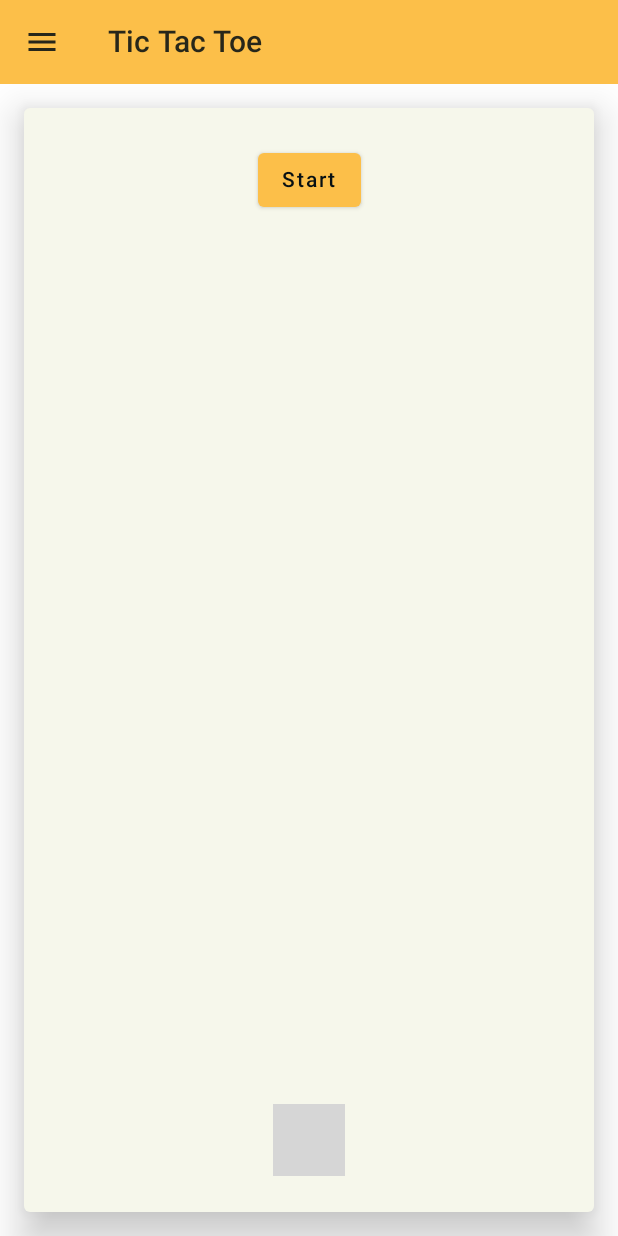
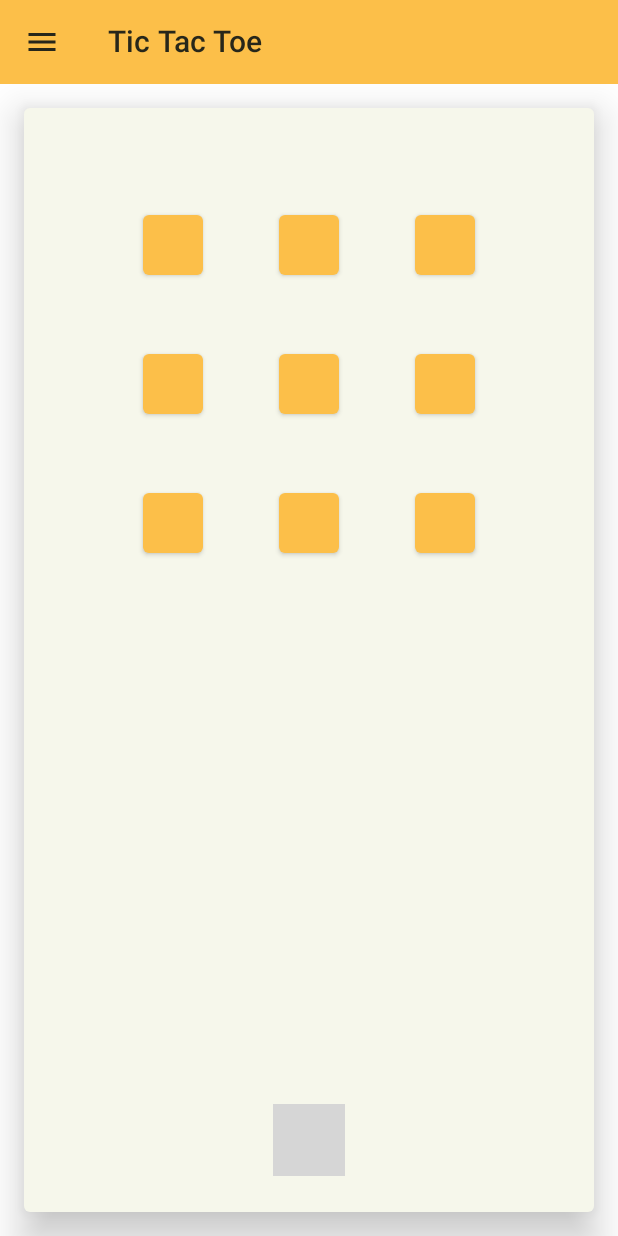
Before and after one commit to JHiltunen/SensorLympics, an Android app built with Jetpack Compose: the tictactoe screen opened through its navigation route, on a phone screen of 412 x 824 dp. Run offline under Robolectric (Android 15) with nearby library versions, the phone set to English and light mode, and no system bars; our stand-ins replace accompanist, livedata-compose; libraries missing offline, so code that uses them is left out: io.socket.client; 4 statements that could not run were skipped; grey boxes are pictures that could not be loaded.

Commit message:
TicTacToe end on both devices

```diff
--- a/app/src/main/java/com/jhiltunen/sensorlympics/ui/views/TicTacToeView.kt
+++ b/app/src/main/java/com/jhiltunen/sensorlympics/ui/views/TicTacToeView.kt
@@ -29,11 +29,52 @@ fun TicTacToeView(ticTacToeViewModel: TicTacToeViewModel) {
         Surface(color = MaterialTheme.colors.background) {
             CardStyle {
                 SpaceBetweenColumn {
-                    if (win.value?.isNotEmpty() == true) {
+                    /*if (gameIsOn.value == false) {
+                        Button(onClick = { /*TODO*/ }) {
+                            Text("UUDESTAAM!")
+                        }
+                    }*/
+                    Row(horizontalArrangement = Arrangement.SpaceBetween) {
+                        for (row in 0..2) {
+                            Column(
+                                modifier = Modifier
+                                    .padding(10.dp)
+                                    .height(300.dp),
+                                verticalArrangement = Arrangement.SpaceEvenly
+                            ) {
+                                for (column in 0..2) {
+                                    Button(
+                                        modifier = Modifier
+                                            .padding(15.dp)
+                                            .size(40.dp), onClick = {
+                                            if (gameIsOn.value == true) {
+                                                ticTacToeViewModel.addValue(column, row)
+                                                // Game ends on draw or win
+                                                if (checkWin(xyCoordinates!!)) {
+                                                    Log.d("TICTAC", "WIN!!")
+                                                    ticTacToeViewModel.stopGame(turn.value)
+                                                    //ticTacToeViewModel.sendInfoToSocket(turn.value, turn.value)
+                                                /*ticTacToeViewModel.stopGame(turn.value)
+                                                    ticTacToeViewModel.sendInfoToSocket(
+                                                        turn.value,
+                                                        turn.value
+                                                    )*/
+                                                }
+                                            }
+                                        }, enabled = gameIsOn.value == true && win.value!!.isEmpty()
+                                    ) {
+                                        Text(text = xyCoordinates?.get(column)?.get(row)!!)
+                                    }
+                                }
+                            }
+
+                        }
+                    }
+                    /*if (win.value?.isNotEmpty() == true) {
                         ticTacToeViewModel.stopGame(win.value.toString())
                         Text("GAME END")
-                    }
-                    if (gameIsOn.value == true) {
+                    }*/
+                    /*if (gameIsOn.value == true) {
 
                         Button(onClick = {
                             ticTacToeViewModel.stopGame("")
@@ -63,7 +104,7 @@ fun TicTacToeView(ticTacToeViewModel: TicTacToeViewModel) {
                                                     // Game ends on draw or win
                                                     if (checkWin(xyCoordinates!!)) {
                                                         Log.d("TICTAC", "WIN!!")
-                                                        //ticTacToeViewModel.stopGame(turn.value)
+                                                        ticTacToeViewModel.stopGame(turn.value)
                                                         ticTacToeViewModel.sendInfoToSocket(
                                                             turn.value,
                                                             turn.value
@@ -85,7 +126,7 @@ fun TicTacToeView(ticTacToeViewModel: TicTacToeViewModel) {
                                 text = stringResource(id = R.string.pressure_press)
                             )
                         }
-                    }
+                    }*/
 
                     TicTacToeRules()
                 }
--- a/app/src/main/java/com/jhiltunen/sensorlympics/viewmodels/TicTacToeViewModel.kt
+++ b/app/src/main/java/com/jhiltunen/sensorlympics/viewmodels/TicTacToeViewModel.kt
@@ -15,7 +15,7 @@ class TicTacToeViewModel {
     private var _xyCoordinates: MutableLiveData<Array<Array<String>>> = MutableLiveData(arrayOf(arrayOf(" ", " ", " "), arrayOf(" ", " ", " "), arrayOf(" ", " ", " ")))
     var xyCoordinates: LiveData<Array<Array<String>>> = _xyCoordinates
     //private var xyCoordinates = arrayOf(arrayOf(" ", " ", " "), arrayOf(" ", " ", " "), arrayOf(" ", " ", " "))
-    private var _gameIsOn: MutableLiveData<Boolean> = MutableLiveData(false)
+    private var _gameIsOn: MutableLiveData<Boolean> = MutableLiveData(true)
     var gameIsOn: LiveData<Boolean> = _gameIsOn
     private var _win: MutableLiveData<String> = MutableLiveData("")
     var win: LiveData<String> = _win
@@ -68,17 +68,20 @@ class TicTacToeViewModel {
         _gameIsOn.postValue(false)
         _xyCoordinates.postValue(arrayOf(arrayOf(" ", " ", " "), arrayOf(" ", " ", " "), arrayOf(" ", " ", " ")))
         sendInfoToSocket(turn.value.toString(), win)
-        socketHandler.closeConnection()
+        //socketHandler.closeConnection()
     }
 
     fun startGame() {
         _gameIsOn.postValue(true)
+        _xyCoordinates.postValue(arrayOf(arrayOf(" ", " ", " "), arrayOf(" ", " ", " "), arrayOf(" ", " ", " ")))
+        //sendInfoToSocket(turn.value.toString(), "")
+        //socketHandler.closeConnection()
     }
 
     fun sendInfoToSocket(nextTurn: String, win: String) {
         val content = gson.toJson(xyCoordinates.value) //xyCoordinates.map { listOf(*it) }
         val roomName = "room1"
-        val sendData = SendMessage(content, nextTurn, roomName, gameIsOn.value!!, win)
+        val sendData = SendMessage(content, nextTurn, roomName, gameIsOn.value, win)
         val jsonData = gson.toJson(sendData)
         socketHandler.mSocket.emit("create", jsonData)
     }
@@ -91,7 +94,7 @@ class TicTacToeViewModel {
         _win.postValue(win)
     }
 }
-data class SendMessage(val content: String, val nextTurn: String, val roomName: String, val gameIsOn: Boolean, val win: String) {
+data class SendMessage(val content: String, val nextTurn: String, val roomName: String, val gameIsOn: Boolean?, val win: String) {
     override fun toString(): String {
         return "content"
     }
```
